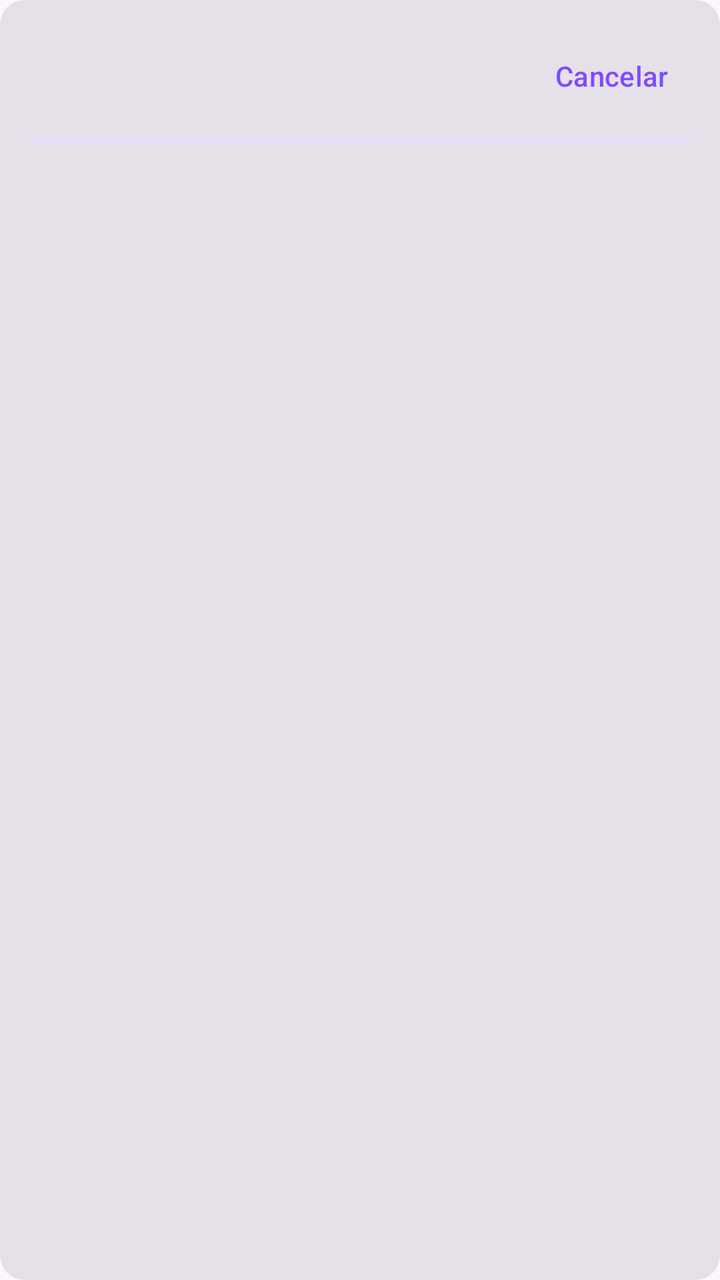
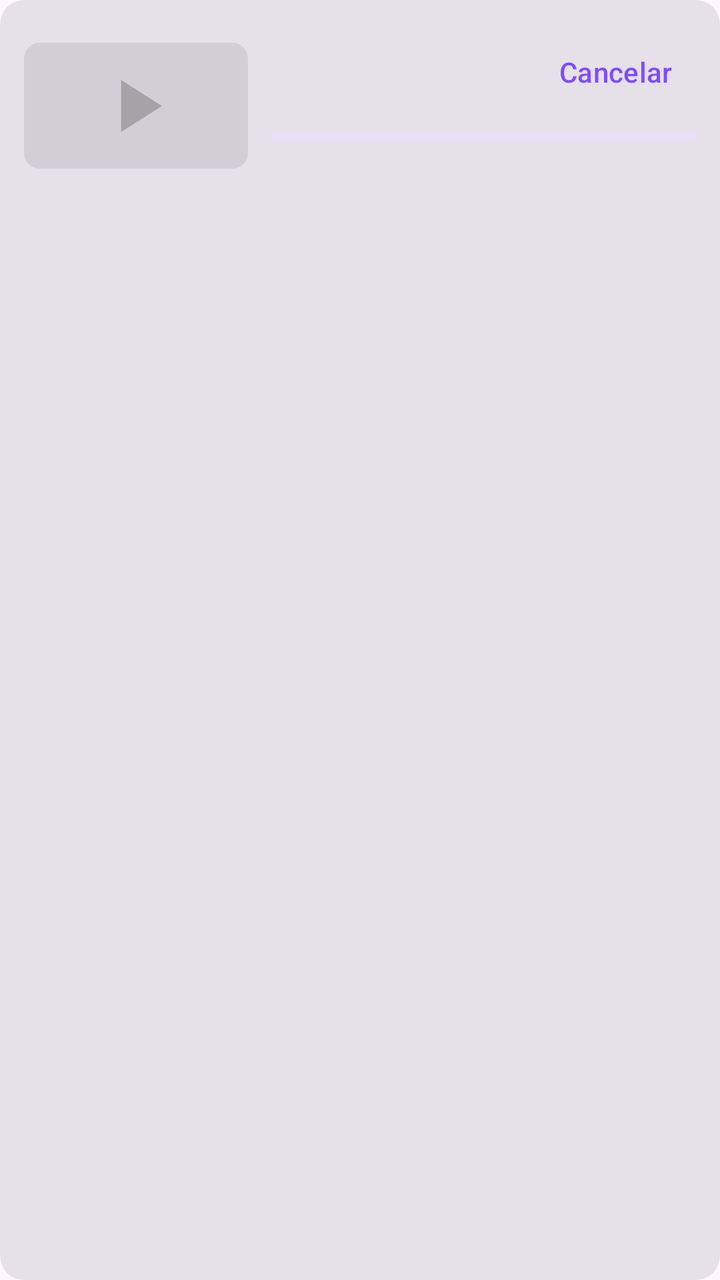

The first picture is an Android layout as it rendered before a commit; the second is the same layout after the commit. The layout source and the unified diff follow.
<!-- AndroidManifest.xml: application theme Theme.DescargaVideos -->
<!-- res/layout/item_descarga.xml -->
<?xml version="1.0" encoding="utf-8"?>
<com.google.android.material.card.MaterialCardView xmlns:android="http://schemas.android.com/apk/res/android"
    android:layout_width="match_parent"
    android:layout_height="wrap_content"
    android:layout_marginTop="10dp"
    style="@style/Widget.Material3.CardView.Filled">

    <LinearLayout
        android:layout_width="match_parent"
        android:layout_height="wrap_content"
        android:orientation="vertical"
        android:padding="14dp">

        <LinearLayout
            android:layout_width="match_parent"
            android:layout_height="wrap_content"
            android:gravity="center_vertical"
            android:orientation="horizontal">

            <TextView
                android:id="@+id/tvTitulo"
                android:layout_width="0dp"
                android:layout_height="wrap_content"
                android:layout_weight="1"
                android:ellipsize="middle"
                android:singleLine="true"
                android:textStyle="bold" />

            <com.google.android.material.button.MaterialButton
                android:id="@+id/btnAccion"
                style="@style/Widget.Material3.Button.TextButton"
                android:layout_width="wrap_content"
                android:layout_height="wrap_content"
                android:minWidth="0dp"
                android:text="Cancelar" />
        </LinearLayout>

        <com.google.android.material.progressindicator.LinearProgressIndicator
            android:id="@+id/progreso"
            android:layout_width="match_parent"
            android:layout_height="wrap_content"
            android:layout_marginTop="6dp"
            android:indeterminate="true"
            android:max="100" />

        <TextView
            android:id="@+id/tvEstado"
            android:layout_width="match_parent"
            android:layout_height="wrap_content"
            android:layout_marginTop="6dp"
            android:alpha="0.8"
            android:textSize="13sp" />
    </LinearLayout>
</com.google.android.material.card.MaterialCardView>
<!-- resources referenced by this layout -->
<resources>
  <style name="Theme.DescargaVideos" parent="Theme.Material3.DayNight.NoActionBar">
          <item name="colorPrimary">#7C4DFF</item>
          <item name="colorSecondary">#00BFA5</item>
      </style>
</resources>

<!-- the commit's change to res/layout/item_descarga.xml (unified diff, before → after) -->
@@ -1,5 +1,6 @@
 <?xml version="1.0" encoding="utf-8"?>
 <com.google.android.material.card.MaterialCardView xmlns:android="http://schemas.android.com/apk/res/android"
+    xmlns:app="http://schemas.android.com/apk/res-auto"
     android:layout_width="match_parent"
     android:layout_height="wrap_content"
     android:layout_marginTop="10dp"
@@ -8,8 +9,25 @@
     <LinearLayout
         android:layout_width="match_parent"
         android:layout_height="wrap_content"
-        android:orientation="vertical"
-        android:padding="14dp">
+        android:orientation="horizontal"
+        android:padding="12dp">
+
+    <com.google.android.material.imageview.ShapeableImageView
+        android:id="@+id/ivMiniatura"
+        android:layout_width="112dp"
+        android:layout_height="63dp"
+        android:layout_gravity="center_vertical"
+        android:layout_marginEnd="12dp"
+        android:background="#33888888"
+        android:scaleType="centerCrop"
+        android:src="@drawable/ic_video_placeholder"
+        app:shapeAppearanceOverlay="@style/MiniaturaRedondeada" />
+
+    <LinearLayout
+        android:layout_width="0dp"
+        android:layout_height="wrap_content"
+        android:layout_weight="1"
+        android:orientation="vertical">
 
         <LinearLayout
             android:layout_width="match_parent"
@@ -51,4 +69,5 @@
             android:alpha="0.8"
             android:textSize="13sp" />
     </LinearLayout>
+    </LinearLayout>
 </com.google.android.material.card.MaterialCardView>
<!-- resource entries referenced after the edit -->
@@ -1,5 +1,19 @@
 <!-- resources referenced by this layout -->
 <resources>
+  <!-- drawable ic_video_placeholder (drawable) -->
+  <?xml version="1.0" encoding="utf-8"?>
+  <inset xmlns:android="http://schemas.android.com/apk/res/android"
+      android:inset="18dp">
+      <vector
+          android:width="24dp" android:height="24dp"
+          android:viewportWidth="24" android:viewportHeight="24">
+          <path android:fillColor="#99888888" android:pathData="M8,5v14l11,-7z" />
+      </vector>
+  </inset>
+  <style name="MiniaturaRedondeada">
+          <item name="cornerFamily">rounded</item>
+          <item name="cornerSize">8dp</item>
+      </style>
   <style name="Theme.DescargaVideos" parent="Theme.Material3.DayNight.NoActionBar">
           <item name="colorPrimary">#7C4DFF</item>
           <item name="colorSecondary">#00BFA5</item>
